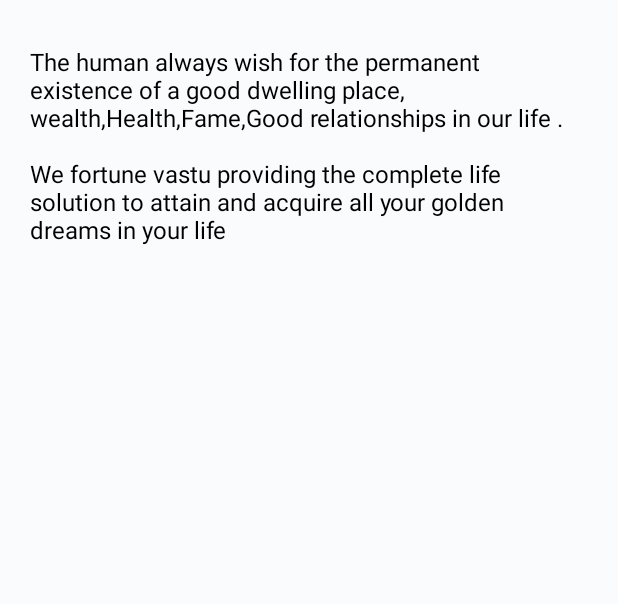
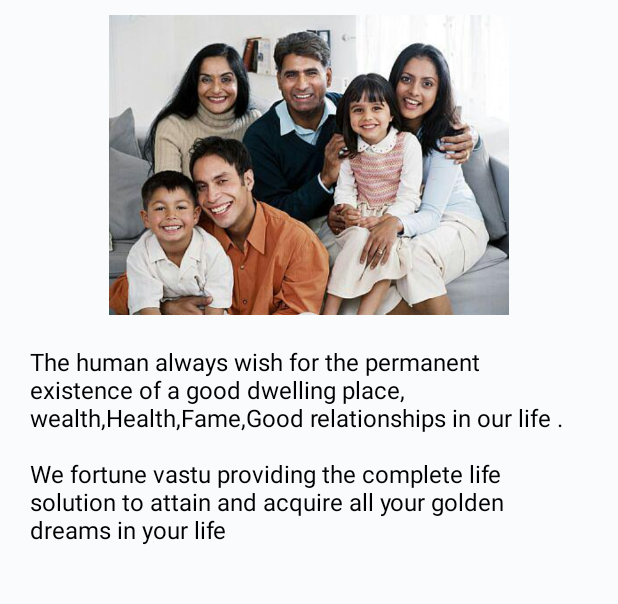
Before and after one commit to nandha-conzat/FortuneVasthu, an Android app: the fragment AboutFortuneFragment shown on its own in the app's theme, on a phone screen of 412 x 824 dp, the part 161-765 px from its top. Run offline under Robolectric (Android 15) with nearby library versions, the phone set to English and light mode, and no system bars.

Commit message:
Play Store Release Version 1.0.1

```diff
--- a/app/src/main/res/layout/fragment_about_fortune.xml
+++ b/app/src/main/res/layout/fragment_about_fortune.xml
@@ -18,6 +18,12 @@
         android:layout_marginBottom="10dp"
         android:text="@string/about_fortune_title"/>
 
+    <ImageView
+        android:layout_width="match_parent"
+        android:layout_height="200dp"
+        android:layout_gravity="center"
+        android:src="@drawable/about_fortune"/>
+
     <TextView
         android:layout_width="match_parent"
         android:layout_height="wrap_content"
```
Also changed, not shown: app/src/main/res/drawable/about_fortune.jpg (added).
